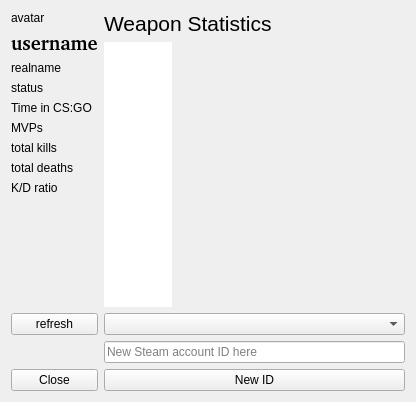
This is stats_display_window.ui in daniel-Jones/CS-GO-Qt-C-Statistics as Qt 5 draws it before an edit. The edited form follows.
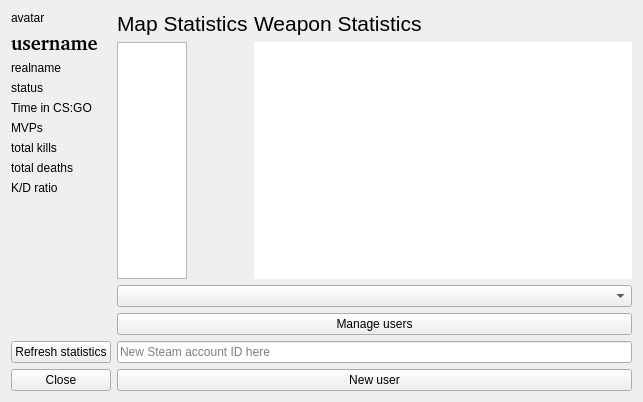
This is the edited form.

Commit message: Added stats for maps, added a user management tool that will allow you to add/remove user profiles from storage.

```diff
--- a/stats_display_window.ui
+++ b/stats_display_window.ui
@@ -9,7 +9,7 @@
    <rect>
     <x>0</x>
     <y>0</y>
-    <width>416</width>
+    <width>643</width>
     <height>402</height>
    </rect>
   </property>
@@ -17,19 +17,134 @@
    <string>CS:GO Statistics</string>
   </property>
   <layout class="QGridLayout" name="gridLayout">
-   <item row="1" column="0">
-    <widget class="QPushButton" name="refresh_button">
-     <property name="text">
-      <string>refresh</string>
-     </property>
-    </widget>
-   </item>
-   <item row="6" column="1">
-    <widget class="QLineEdit" name="new_steam_id">
-     <property name="placeholderText">
-      <string>New Steam account ID here</string>
-     </property>
-    </widget>
+   <item row="0" column="2">
+    <layout class="QGridLayout" name="base_grid">
+     <item row="0" column="0">
+      <layout class="QFormLayout" name="stats_layout_contents">
+       <item row="0" column="1">
+        <widget class="QLabel" name="weapon_stats_label">
+         <property name="sizePolicy">
+          <sizepolicy hsizetype="Preferred" vsizetype="Preferred">
+           <horstretch>0</horstretch>
+           <verstretch>0</verstretch>
+          </sizepolicy>
+         </property>
+         <property name="text">
+          <string>&lt;html&gt;&lt;head/&gt;&lt;body&gt;&lt;p&gt;&lt;span style=&quot; font-size:16pt;&quot;&gt;Weapon Statistics&lt;/span&gt;&lt;/p&gt;&lt;/body&gt;&lt;/html&gt;</string>
+         </property>
+        </widget>
+       </item>
+       <item row="4" column="1">
+        <widget class="QTableWidget" name="weapon_table">
+         <property name="sizePolicy">
+          <sizepolicy hsizetype="Expanding" vsizetype="Expanding">
+           <horstretch>0</horstretch>
+           <verstretch>0</verstretch>
+          </sizepolicy>
+         </property>
+         <property name="minimumSize">
+          <size>
+           <width>0</width>
+           <height>0</height>
+          </size>
+         </property>
+         <property name="baseSize">
+          <size>
+           <width>0</width>
+           <height>0</height>
+          </size>
+         </property>
+         <property name="frameShape">
+          <enum>QFrame::NoFrame</enum>
+         </property>
+         <property name="frameShadow">
+          <enum>QFrame::Plain</enum>
+         </property>
+         <property name="sizeAdjustPolicy">
+          <enum>QAbstractScrollArea::AdjustToContents</enum>
+         </property>
+         <property name="tabKeyNavigation">
+          <bool>false</bool>
+         </property>
+         <property name="showDropIndicator" stdset="0">
+          <bool>false</bool>
+         </property>
+         <property name="showGrid">
+          <bool>true</bool>
+         </property>
+         <property name="cornerButtonEnabled">
+          <bool>false</bool>
+         </property>
+         <attribute name="horizontalHeaderVisible">
+          <bool>false</bool>
+         </attribute>
+         <attribute name="horizontalHeaderDefaultSectionSize">
+          <number>100</number>
+         </attribute>
+         <attribute name="horizontalHeaderHighlightSections">
+          <bool>false</bool>
+         </attribute>
+         <attribute name="horizontalHeaderMinimumSectionSize">
+          <number>15</number>
+         </attribute>
+         <attribute name="verticalHeaderVisible">
+          <bool>false</bool>
+         </attribute>
+         <attribute name="verticalHeaderDefaultSectionSize">
+          <number>70</number>
+         </attribute>
+         <attribute name="verticalHeaderHighlightSections">
+          <bool>false</bool>
+         </attribute>
+        </widget>
+       </item>
+       <item row="4" column="0">
+        <widget class="QTableWidget" name="map_table">
+         <property name="sizeAdjustPolicy">
+          <enum>QAbstractScrollArea::AdjustToContents</enum>
+         </property>
+         <property name="tabKeyNavigation">
+          <bool>false</bool>
+         </property>
+         <property name="showDropIndicator" stdset="0">
+          <bool>false</bool>
+         </property>
+         <property name="cornerButtonEnabled">
+          <bool>false</bool>
+         </property>
+         <attribute name="horizontalHeaderVisible">
+          <bool>false</bool>
+         </attribute>
+         <attribute name="horizontalHeaderDefaultSectionSize">
+          <number>100</number>
+         </attribute>
+         <attribute name="horizontalHeaderHighlightSections">
+          <bool>false</bool>
+         </attribute>
+         <attribute name="horizontalHeaderMinimumSectionSize">
+          <number>15</number>
+         </attribute>
+         <attribute name="verticalHeaderVisible">
+          <bool>false</bool>
+         </attribute>
+         <attribute name="verticalHeaderDefaultSectionSize">
+          <number>70</number>
+         </attribute>
+         <attribute name="verticalHeaderHighlightSections">
+          <bool>false</bool>
+         </attribute>
+        </widget>
+       </item>
+       <item row="0" column="0">
+        <widget class="QLabel" name="map_stats_label">
+         <property name="text">
+          <string>&lt;html&gt;&lt;head/&gt;&lt;body&gt;&lt;p&gt;&lt;span style=&quot; font-size:16pt;&quot;&gt;Map Statistics&lt;/span&gt;&lt;/p&gt;&lt;/body&gt;&lt;/html&gt;</string>
+         </property>
+        </widget>
+       </item>
+      </layout>
+     </item>
+    </layout>
    </item>
    <item row="7" column="0">
     <widget class="QPushButton" name="close_button">
@@ -38,16 +153,23 @@
      </property>
     </widget>
    </item>
-   <item row="7" column="1">
-    <widget class="QPushButton" name="new_id_button">
-     <property name="text">
-      <string>New ID</string>
+   <item row="6" column="2">
+    <widget class="QLineEdit" name="new_steam_id">
+     <property name="placeholderText">
+      <string>New Steam account ID here</string>
      </property>
     </widget>
    </item>
-   <item row="1" column="1">
+   <item row="1" column="2">
     <widget class="QComboBox" name="users_dropdown"/>
    </item>
+   <item row="7" column="2">
+    <widget class="QPushButton" name="new_id_button">
+     <property name="text">
+      <string>New user</string>
+     </property>
+    </widget>
+   </item>
    <item row="0" column="0">
     <layout class="QFormLayout" name="stats_layout">
      <item row="0" column="0">
@@ -123,84 +245,19 @@
      </item>
     </layout>
    </item>
-   <item row="0" column="1">
-    <layout class="QGridLayout" name="base_grid">
-     <item row="0" column="0">
-      <layout class="QFormLayout" name="weapons_layout">
-       <item row="1" column="0">
-        <widget class="QLabel" name="weapon_stats_label">
-         <property name="sizePolicy">
-          <sizepolicy hsizetype="Preferred" vsizetype="Preferred">
-           <horstretch>0</horstretch>
-           <verstretch>0</verstretch>
-          </sizepolicy>
-         </property>
-         <property name="text">
-          <string>&lt;html&gt;&lt;head/&gt;&lt;body&gt;&lt;p&gt;&lt;span style=&quot; font-size:16pt;&quot;&gt;Weapon Statistics&lt;/span&gt;&lt;/p&gt;&lt;/body&gt;&lt;/html&gt;</string>
-         </property>
-        </widget>
-       </item>
-       <item row="5" column="0">
-        <widget class="QTableWidget" name="weapon_table">
-         <property name="sizePolicy">
-          <sizepolicy hsizetype="Expanding" vsizetype="Expanding">
-           <horstretch>0</horstretch>
-           <verstretch>0</verstretch>
-          </sizepolicy>
-         </property>
-         <property name="minimumSize">
-          <size>
-           <width>0</width>
-           <height>0</height>
-          </size>
-         </property>
-         <property name="baseSize">
-          <size>
-           <width>0</width>
-           <height>0</height>
-          </size>
-         </property>
-         <property name="frameShape">
-          <enum>QFrame::NoFrame</enum>
-         </property>
-         <property name="frameShadow">
-          <enum>QFrame::Plain</enum>
-         </property>
-         <property name="sizeAdjustPolicy">
-          <enum>QAbstractScrollArea::AdjustToContents</enum>
-         </property>
-         <property name="tabKeyNavigation">
-          <bool>false</bool>
-         </property>
-         <property name="showDropIndicator" stdset="0">
-          <bool>false</bool>
-         </property>
-         <property name="showGrid">
-          <bool>true</bool>
-         </property>
-         <property name="cornerButtonEnabled">
-          <bool>false</bool>
-         </property>
-         <attribute name="horizontalHeaderVisible">
-          <bool>false</bool>
-         </attribute>
-         <attribute name="horizontalHeaderDefaultSectionSize">
-          <number>100</number>
-         </attribute>
-         <attribute name="horizontalHeaderMinimumSectionSize">
-          <number>15</number>
-         </attribute>
-         <attribute name="verticalHeaderVisible">
-          <bool>false</bool>
-         </attribute>
-         <attribute name="verticalHeaderDefaultSectionSize">
-          <number>70</number>
-         </attribute>
-        </widget>
-       </item>
-      </layout>
-     </item>
-    </layout>
+   <item row="6" column="0">
+    <widget class="QPushButton" name="refresh_button">
+     <property name="text">
+      <string>Refresh statistics</string>
+     </property>
+    </widget>
+   </item>
+   <item row="2" column="2">
+    <widget class="QPushButton" name="manage_users_button">
+     <property name="text">
+      <string>Manage users</string>
+     </property>
+    </widget>
    </item>
   </layout>
  </widget>
```
The commit also changes 56 other files.
